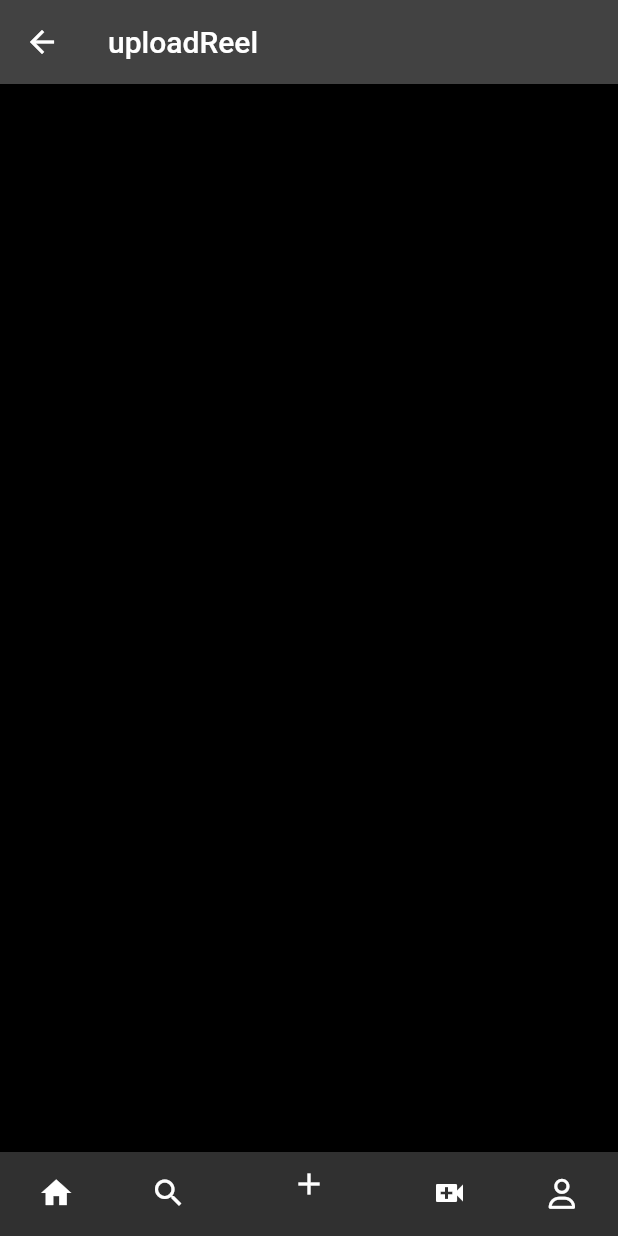
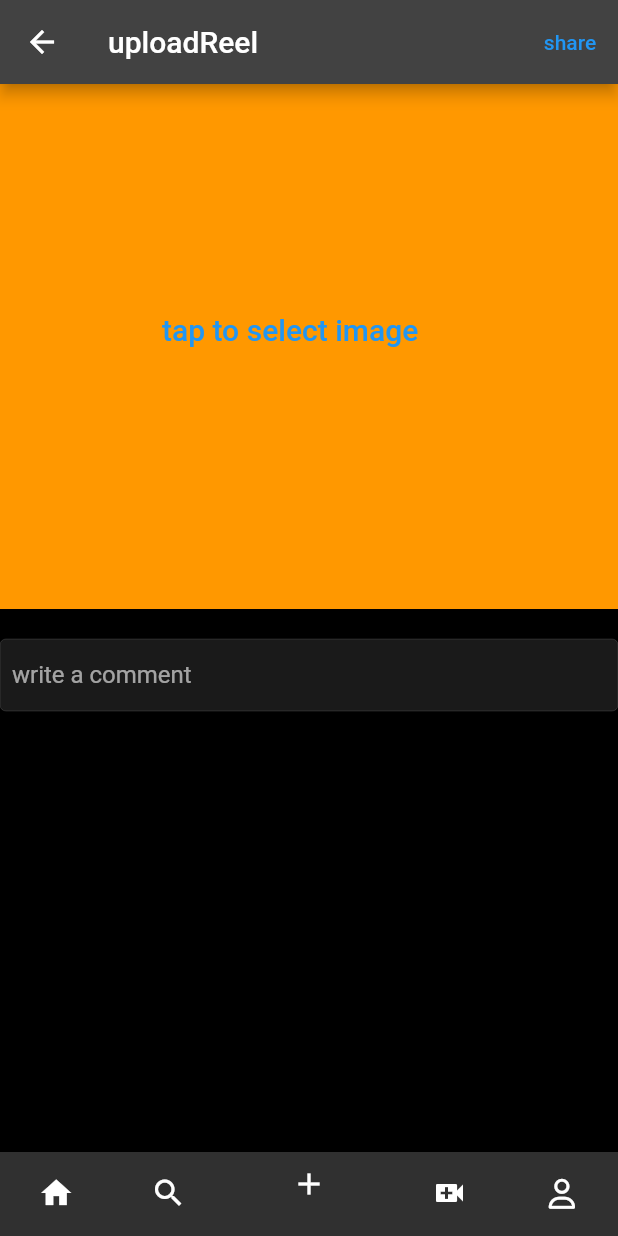
Before and after one commit to Allisonthin/insta_clone, a Flutter app: the UploadReelPage screen opened by its route, on a phone screen of 412 x 824 dp. Run offline on Flutter 3.47's test engine with Material 2 defaults, Android fonts, the phone set to English and light mode, and no system bars; our stand-ins replace auto_route, cloud_firestore, dropdown_button2, firebase_auth, firebase_core, firebase_storage and 5 more; accounts and stored records are empty; network calls fail.

Commit message:
upload profile/post image completed

```diff
--- a/lib/main.dart
+++ b/lib/main.dart
@@ -1,6 +1,7 @@
 import 'package:firebase_core/firebase_core.dart';
 import 'package:flutter/material.dart';
 import 'package:insta_clone/app/my_app.dart';
+import 'package:insta_clone/resources/sharedPref.dart';
 import 'firebase_options.dart';
 
 Future main() async {
@@ -23,5 +24,7 @@ Future main() async {
   await Firebase.initializeApp(
     options: DefaultFirebaseOptions.currentPlatform,
   );
+
+  await UserSharedPreference.init();
   runApp(MyApp());
 }
--- /dev/null
+++ b/lib/resources/models/post.dart
@@ -0,0 +1,35 @@
+// To parse this JSON data, do
+//
+//     final post = postFromJson(jsonString);
+
+import 'dart:convert';
+
+Post postFromJson(String str) => Post.fromJson(json.decode(str));
+
+String postToJson(Post data) => json.encode(data.toJson());
+
+class Post {
+  String postUrl;
+  String? comment;
+
+  Post({
+    required this.postUrl,
+    this.comment,
+  });
+
+  Post copyWith({
+    String? postUrl,
+  }) =>
+      Post(
+        postUrl: postUrl ?? this.postUrl,
+      );
+
+  factory Post.fromJson(Map<String, dynamic> json) => Post(
+        postUrl: json["postURL"],
+      );
+
+  Map<String, dynamic> toJson() => {
+        "postURL": postUrl,
+        "comment": comment,
+      };
+}
--- a/lib/resources/models/users.dart
+++ b/lib/resources/models/users.dart
@@ -3,7 +3,7 @@ class User {
   final String uid;
   final String username;
   final String bio;
-  // final String photourl;
+  final String photourl;
   final List followers;
   final List following;
 
@@ -12,7 +12,7 @@ class User {
     required this.uid,
     required this.username,
     required this.bio,
-    // required this.photourl,
+    required this.photourl,
     required this.followers,
     required this.following,
   });
@@ -22,7 +22,7 @@ class User {
         "uid": uid,
         "email": email,
         "bio": bio,
-        // "photourl": photourl,
+        "photourl": photourl,
         "followers": followers,
         "following": following,
       };
--- /dev/null
+++ b/lib/resources/sharedPref.dart
@@ -0,0 +1,29 @@
+import 'package:shared_preferences/shared_preferences.dart';
+
+class UserSharedPreference {
+  static const keyemail = "email";
+  static const keyusername = "username";
+
+  static Future<SharedPreferences> init() async {
+    return SharedPreferences.getInstance();
+  }
+
+  static Future setValue({
+    required String email,
+    required String username,
+  }) async {
+    SharedPreferences pref = await init();
+    await pref.setString(keyemail, email);
+    await pref.setString(keyusername, username);
+  }
+
+  static Future<String?> getemail() async {
+    SharedPreferences pref = await init();
+    return pref.getString(keyemail);
+  }
+
+  static Future<String?> getusername() async {
+    SharedPreferences pref = await init();
+    return pref.getString(keyusername);
+  }
+}
--- a/lib/resources/storage_methods.dart
+++ b/lib/resources/storage_methods.dart
@@ -5,14 +5,17 @@ import 'package:firebase_storage/firebase_storage.dart';
 class StorageMethods {
   final FirebaseStorage _storage = FirebaseStorage.instance;
   final FirebaseAuth _auth = FirebaseAuth.instance;
+  static int counter = 1;
 
   // adding image to firestorage clouds
   Future<String> uploadImageToStorage(
       String childName, Uint8List file, bool ispost) async {
     // childname = "create a image folder where we want to store in firestorage",
     // file ="image  which we want to upload",
-    // .child() = "image path, here image path is same as users id"
-    Reference ref = _storage.ref(childName).child(_auth.currentUser!.uid);
+    // .child() = "image path, here i used image path as posted date time to avoid overrides"
+
+    Reference ref = _storage.ref(childName).child(DateTime.now().toString());
+    counter++;
 
     // uploadTask ="Creates a task that performs an HTTP request for the specified URL request object and uploads the provided data"
     UploadTask uploadTask = ref.putData(file);
@@ -20,9 +23,9 @@ class StorageMethods {
     // print("uploadtask is $uploadTask");
 
     TaskSnapshot snap = await uploadTask;
-    // print("snap is $snap");
 
     String downloadUrl = await snap.ref.getDownloadURL();
+    // log("after");
 
     return downloadUrl;
   }
--- a/lib/src/Upload_Reel_Modules/pages/uploadReel.dart
+++ b/lib/src/Upload_Reel_Modules/pages/uploadReel.dart
@@ -2,15 +2,159 @@
 
 import 'package:auto_route/auto_route.dart';
 import 'package:flutter/material.dart';
+import 'dart:typed_data';
+
+import 'package:image_picker/image_picker.dart';
+import 'package:insta_clone/resources/sharedPref.dart';
+import 'package:insta_clone/resources/uploadpost.dart';
+import 'package:insta_clone/utils/utils.dart';
+import 'package:shared_preferences/shared_preferences.dart';
 
 @RoutePage()
-class UploadReelPage extends StatelessWidget {
+class UploadReelPage extends StatefulWidget {
   const UploadReelPage({super.key});
 
   @override
+  State<UploadReelPage> createState() => _UploadReelPageState();
+}
+
+class _UploadReelPageState extends State<UploadReelPage> {
+  TextEditingController commentController = TextEditingController();
+  Uint8List? _image;
+
+  final Future<SharedPreferences> pref = SharedPreferences.getInstance();
+  // late final String? uname;
+
+  UserSharedPreference upref = UserSharedPreference();
+
+  String? username;
+  String? email;
+
+  @override
+  initState() {
+    super.initState();
+    getdata();
+  }
+
+  getdata() async {
+    var u = await UserSharedPreference.getusername();
+    var e = await UserSharedPreference.getemail();
+    if (u != null && e != null) {
+      setState(() {
+        username = u;
+        email = e;
+      });
+      // log(email!);
+    }
+  }
+
+  @override
   Widget build(BuildContext context) {
+    final inputborder =
+        OutlineInputBorder(borderSide: Divider.createBorderSide(context));
     return Scaffold(
-      appBar: AppBar(title: const Text("uploadReel")),
+      appBar: AppBar(
+        title: const Text("uploadReel"),
+        actions: [
+          TextButton(
+              onPressed: () async {
+                // log(DateTime.now().toString());
+                if (email != null && _image != null) {
+                  await UploadPostMethod().upload(
+                      email: email ?? "",
+                      file: _image!,
+                      comments: commentController.text);
+
+                  showShackBar("uploaded", context);
+                  // log("posted");
+                } else {
+                  showShackBar("select image", context);
+                }
+              },
+              child: const Text(
+                "share",
+                style: TextStyle(color: Colors.blue),
+              ))
+        ],
+      ),
+      body: SingleChildScrollView(
+        child: Column(
+          children: [
+            // checking image source global variable is null or not
+            _image != null
+                ? Stack(children: [
+                    SizedBox(
+                      height: 350,
+                      // width: double.infinity,
+                      child: Center(
+                        child: Image(
+                          image: MemoryImage(_image!),
+                          fit: BoxFit.fill,
+                        ),
+                      ),
+                    ),
+                    Positioned(
+                        right: 10,
+                        bottom: 10,
+                        child: IconButton(
+                            onPressed: () {
+                              selectImage();
+                            },
+                            icon: const Icon(Icons.edit)))
+                  ])
+                : Stack(children: [
+                    Container(
+                      height: 350,
+                      color: Colors.orange,
+                    ),
+                    Positioned(
+                      left: 100,
+                      top: 140,
+                      child: TextButton(
+                        onPressed: () {
+                          // selectOption();
+                          selectImage();
+                        },
+                        child: const Text(
+                          "tap to select image",
+                          style: TextStyle(fontSize: 20),
+                        ),
+                      ),
+                    )
+                  ]),
+
+            const SizedBox(
+              height: 20,
+            ),
+            TextFormField(
+              controller: commentController,
+              decoration: InputDecoration(
+                border: inputborder,
+                hintText: "write a comment",
+
+                // style border when cursor is on that textfield
+                focusedBorder: inputborder,
+
+                // style border when cursor is not on that textfield
+                enabledBorder: inputborder,
+                filled: true,
+                contentPadding: const EdgeInsets.all(8),
+              ),
+              keyboardType: TextInputType.text,
+              obscureText: false,
+            ),
+          ],
+        ),
+      ),
     );
   }
+
+  void selectImage() async {
+    Uint8List im = await pickImagee(ImageSource.gallery);
+
+    setState(() {
+      // assigning image source to a global variable
+      _image = im;
+    });
+  }
 }
--- a/pubspec.yaml
+++ b/pubspec.yaml
@@ -41,7 +41,7 @@ dependencies:
   firebase_storage: ^11.0.15
   flutter_svg: ^2.0.4
   image_picker: ^0.8.7
-  shared_preferences: ^2.0.20
+
 
   # : ^10.4.0
   dropdown_button2: ^2.0.0
@@ -50,6 +50,8 @@ dependencies:
   auto_route: ^6.1.0
   flutter_card_swiper: ^4.1.3
   font_awesome_flutter: ^10.4.0
+  shared_preferences: ^2.1.2
+  path_provider: ^2.0.15
 
 
 dev_dependencies:
```
Also changed, not shown: lib/resources/auth_methods.dart (+11 -4 lines), lib/resources/uploadpost.dart (added, +42 -0 lines), lib/src/__signup_module/pages/signup_screen.dart (+10 -7 lines), lib/src/__user_Profile_module/widgets/Profile.UserBio.dart (+24 -5 lines), lib/routes/Route_import.gr.dart, pubspec.lock, 1 other file.
